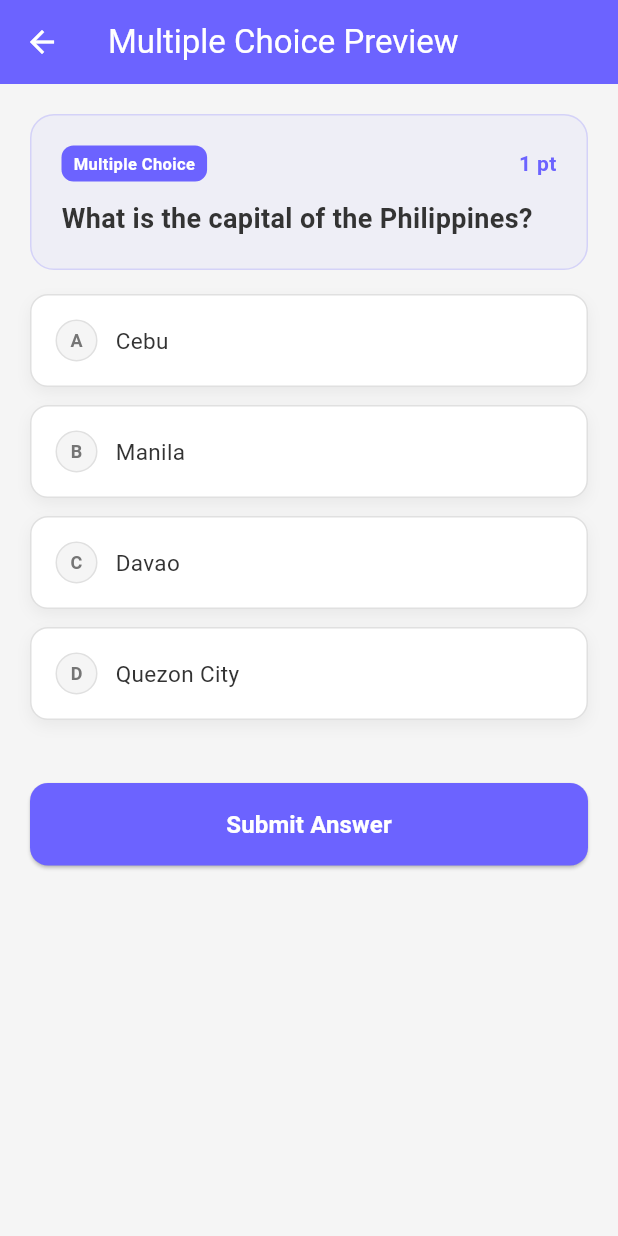
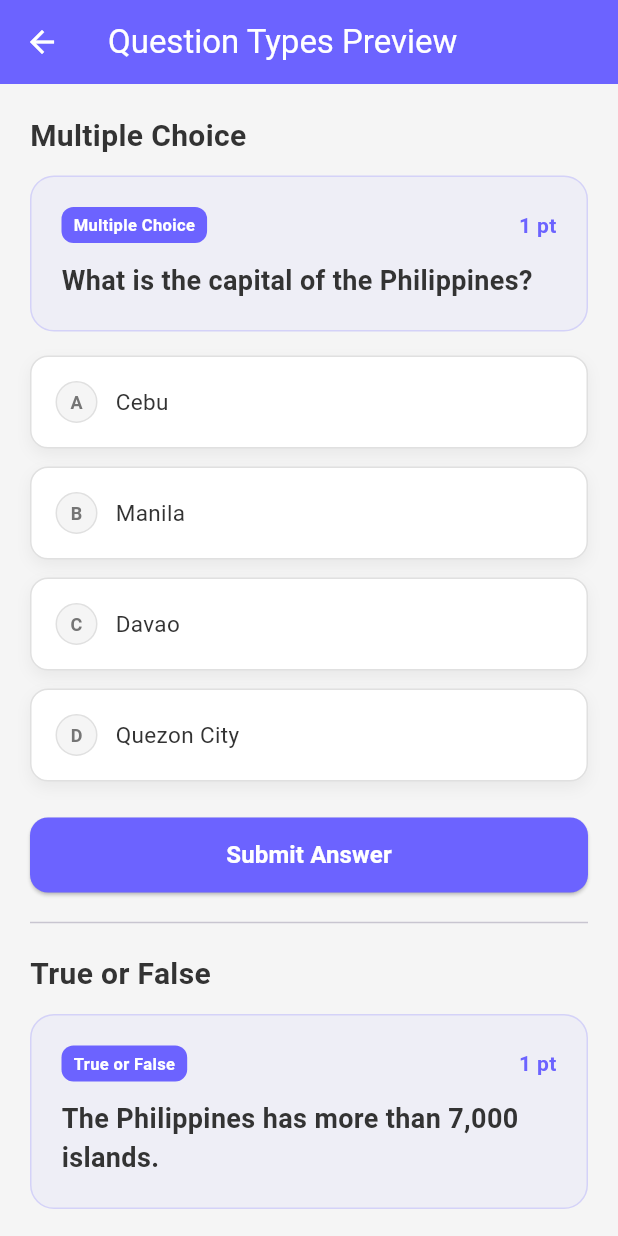
Before and after one commit to kiesike/Quizzard-Deployment-incomplete, a Flutter app: the QuestionPreviewScreen screen opened by its route, on a phone screen of 412 x 824 dp. Run offline on Flutter 3.47's test engine with Material 3 defaults, Android fonts, the phone set to English and light mode, and no system bars; our stand-ins replace shared_preferences; accounts and stored records are empty.

Commit message:
QZ-8: True or False Question Type

```diff
--- a/frontend/lib/screens/question_preview_screen.dart
+++ b/frontend/lib/screens/question_preview_screen.dart
@@ -1,6 +1,8 @@
 import 'package:flutter/material.dart';
 import '../widgets/multiple_choice_widget.dart';
 import '../widgets/multiple_choice_result_widget.dart';
+import '../widgets/true_false_widget.dart';
+import '../widgets/true_false_result_widget.dart';
 
 class QuestionPreviewScreen extends StatefulWidget {
   const QuestionPreviewScreen({super.key});
@@ -10,11 +12,12 @@ class QuestionPreviewScreen extends StatefulWidget {
 }
 
 class _QuestionPreviewScreenState extends State<QuestionPreviewScreen> {
-  int? _selectedAnswerId;
-  bool _submitted = false;
+  int? _mcSelectedId;
+  int? _tfSelectedId;
+  bool _mcSubmitted = false;
+  bool _tfSubmitted = false;
 
-  // Sample question data matching our API response
-  final Map<String, dynamic> _sampleQuestion = {
+  final Map<String, dynamic> _mcQuestion = {
     'id': 1,
     'question_text': 'What is the capital of the Philippines?',
     'question_type': 'multiple_choice',
@@ -27,77 +30,157 @@ class _QuestionPreviewScreenState extends State<QuestionPreviewScreen> {
     ],
   };
 
+  final Map<String, dynamic> _tfQuestion = {
+    'id': 2,
+    'question_text': 'The Philippines has more than 7,000 islands.',
+    'question_type': 'true_false',
+    'points': 1,
+    'answer_options': [
+      {'id': 5, 'option_text': 'True', 'is_correct': true, 'order': 1},
+      {'id': 6, 'option_text': 'False', 'is_correct': false, 'order': 2},
+    ],
+  };
+
   @override
   Widget build(BuildContext context) {
     return Scaffold(
       backgroundColor: const Color(0xFFF5F5F5),
       appBar: AppBar(
-        title: const Text('Multiple Choice Preview'),
+        title: const Text('Question Types Preview'),
         backgroundColor: const Color(0xFF6C63FF),
         foregroundColor: Colors.white,
       ),
       body: SingleChildScrollView(
         padding: const EdgeInsets.all(20),
         child: Column(
+          crossAxisAlignment: CrossAxisAlignment.start,
           children: [
-            // Show question or result based on submission
-            _submitted
+            // ── Multiple Choice Section ──
+            const Text(
+              'Multiple Choice',
+              style: TextStyle(
+                fontSize: 20,
+                fontWeight: FontWeight.bold,
+                color: Color(0xFF333333),
+              ),
+            ),
+            const SizedBox(height: 12),
+            _mcSubmitted
                 ? MultipleChoiceResultWidget(
-                    question: _sampleQuestion,
-                    selectedAnswerId: _selectedAnswerId,
+                    question: _mcQuestion,
+                    selectedAnswerId: _mcSelectedId,
                   )
                 : MultipleChoiceWidget(
-                    question: _sampleQuestion,
-                    selectedAnswerId: _selectedAnswerId,
-                    onAnswerSelected: (id) {
-                      setState(() => _selectedAnswerId = id);
-                    },
+                    question: _mcQuestion,
+                    selectedAnswerId: _mcSelectedId,
+                    onAnswerSelected: (id) =>
+                        setState(() => _mcSelectedId = id),
                   ),
-
-            const SizedBox(height: 30),
-
-            // Submit / Reset button
+            const SizedBox(height: 12),
             SizedBox(
               width: double.infinity,
-              height: 55,
+              height: 50,
               child: ElevatedButton(
                 onPressed: () {
-                  if (_submitted) {
+                  if (_mcSubmitted) {
                     setState(() {
-                      _submitted = false;
-                      _selectedAnswerId = null;
+                      _mcSubmitted = false;
+                      _mcSelectedId = null;
                     });
                   } else {
-                    if (_selectedAnswerId == null) {
+                    if (_mcSelectedId == null) {
                       ScaffoldMessenger.of(context).showSnackBar(
                         const SnackBar(
-                          content: Text('Please select an answer first!'),
+                          content: Text('Please select an answer!'),
                           backgroundColor: Colors.orange,
                         ),
                       );
                       return;
                     }
-                    setState(() => _submitted = true);
+                    setState(() => _mcSubmitted = true);
                   }
                 },
                 style: ElevatedButton.styleFrom(
-                  backgroundColor: _submitted
+                  backgroundColor: _mcSubmitted
                       ? Colors.grey
                       : const Color(0xFF6C63FF),
                   shape: RoundedRectangleBorder(
-                    borderRadius: BorderRadius.circular(12),
-                  ),
+                      borderRadius: BorderRadius.circular(12)),
                 ),
                 child: Text(
-                  _submitted ? 'Try Again' : 'Submit Answer',
+                  _mcSubmitted ? 'Try Again' : 'Submit Answer',
                   style: const TextStyle(
-                    color: Colors.white,
-                    fontSize: 16,
-                    fontWeight: FontWeight.bold,
-                  ),
+                      color: Colors.white,
+                      fontSize: 16,
+                      fontWeight: FontWeight.bold),
                 ),
               ),
             ),
+
+            const Divider(height: 40),
+
+            // ── True or False Section ──
+            const Text(
+              'True or False',
+              style: TextStyle(
+                fontSize: 20,
+                fontWeight: FontWeight.bold,
+                color: Color(0xFF333333),
+              ),
+            ),
+            const SizedBox(height: 12),
+            _tfSubmitted
+                ? TrueFalseResultWidget(
+                    question: _tfQuestion,
+                    selectedAnswerId: _tfSelectedId,
+                  )
+                : TrueFalseWidget(
+                    question: _tfQuestion,
+                    selectedAnswerId: _tfSelectedId,
+                    onAnswerSelected: (id) =>
+                        setState(() => _tfSelectedId = id),
+                  ),
+            const SizedBox(height: 12),
+            SizedBox(
+              width: double.infinity,
+              height: 50,
+              child: ElevatedButton(
+                onPressed: () {
+                  if (_tfSubmitted) {
+                    setState(() {
+                      _tfSubmitted = false;
+                      _tfSelectedId = null;
+                    });
+                  } else {
+                    if (_tfSelectedId == null) {
+                      ScaffoldMessenger.of(context).showSnackBar(
+                        const SnackBar(
+                          content: Text('Please select an answer!'),
+                          backgroundColor: Colors.orange,
+                        ),
+                      );
+                      return;
+                    }
+                    setState(() => _tfSubmitted = true);
+                  }
+                },
+                style: ElevatedButton.styleFrom(
+                  backgroundColor: _tfSubmitted
+                      ? Colors.grey
+                      : const Color(0xFF6C63FF),
+                  shape: RoundedRectangleBorder(
+                      borderRadius: BorderRadius.circular(12)),
+                ),
+                child: Text(
+                  _tfSubmitted ? 'Try Again' : 'Submit Answer',
+                  style: const TextStyle(
+                      color: Colors.white,
+                      fontSize: 16,
+                      fontWeight: FontWeight.bold),
+                ),
+              ),
+            ),
+            const SizedBox(height: 20),
           ],
         ),
       ),
--- /dev/null
+++ b/frontend/lib/widgets/true_false_widget.dart
@@ -0,0 +1,155 @@
+import 'package:flutter/material.dart';
+
+class TrueFalseWidget extends StatefulWidget {
+  final Map<String, dynamic> question;
+  final Function(int?) onAnswerSelected;
+  final int? selectedAnswerId;
+
+  const TrueFalseWidget({
+    super.key,
+    required this.question,
+    required this.onAnswerSelected,
+    this.selectedAnswerId,
+  });
+
+  @override
+  State<TrueFalseWidget> createState() => _TrueFalseWidgetState();
+}
+
+class _TrueFalseWidgetState extends State<TrueFalseWidget> {
+  int? _selectedOptionId;
+
+  @override
+  void initState() {
+    super.initState();
+    _selectedOptionId = widget.selectedAnswerId;
+  }
+
+  @override
+  Widget build(BuildContext context) {
+    final options = widget.question['answer_options'] as List;
+
+    return Column(
+      crossAxisAlignment: CrossAxisAlignment.start,
+      children: [
+        // Question text
+        Container(
+          width: double.infinity,
+          padding: const EdgeInsets.all(20),
+          decoration: BoxDecoration(
+            color: const Color(0xFF6C63FF).withOpacity(0.05),
+            borderRadius: BorderRadius.circular(16),
+            border: Border.all(
+              color: const Color(0xFF6C63FF).withOpacity(0.2),
+            ),
+          ),
+          child: Column(
+            crossAxisAlignment: CrossAxisAlignment.start,
+            children: [
+              Row(
+                children: [
+                  Container(
+                    padding: const EdgeInsets.symmetric(
+                        horizontal: 8, vertical: 4),
+                    decoration: BoxDecoration(
+                      color: const Color(0xFF6C63FF),
+                      borderRadius: BorderRadius.circular(8),
+                    ),
+                    child: const Text(
+                      'True or False',
+                      style: TextStyle(
+                        color: Colors.white,
+                        fontSize: 11,
+                        fontWeight: FontWeight.bold,
+                      ),
+                    ),
+                  ),
+                  const Spacer(),
+                  Text(
+                    '${widget.question['points']} pt${widget.question['points'] > 1 ? 's' : ''}',
+                    style: const TextStyle(
+                      color: Color(0xFF6C63FF),
+                      fontWeight: FontWeight.bold,
+                    ),
+                  ),
+                ],
+              ),
+              const SizedBox(height: 12),
+              Text(
+                widget.question['question_text'],
+                style: const TextStyle(
+                  fontSize: 18,
+                  fontWeight: FontWeight.bold,
+                  color: Color(0xFF333333),
+                ),
+              ),
+            ],
+          ),
+        ),
+        const SizedBox(height: 24),
+
+        // True and False buttons - side by side
+        Row(
+          children: options.map((option) {
+            final isTrue = option['option_text'] == 'True';
+            final isSelected = _selectedOptionId == option['id'];
+            final color = isTrue ? Colors.green : Colors.red;
+
+            return Expanded(
+              child: GestureDetector(
+                onTap: () {
+                  setState(() => _selectedOptionId = option['id']);
+                  widget.onAnswerSelected(option['id']);
+                },
+                child: AnimatedContainer(
+                  duration: const Duration(milliseconds: 200),
+                  margin: EdgeInsets.only(
+                    right: isTrue ? 8 : 0,
+                    left: isTrue ? 0 : 8,
+                  ),
+                  padding: const EdgeInsets.symmetric(vertical: 30),
+                  decoration: BoxDecoration(
+                    color: isSelected ? color : Colors.white,
+                    borderRadius: BorderRadius.circular(16),
+                    border: Border.all(
+                      color: isSelected ? color : Colors.grey.shade300,
+                      width: isSelected ? 2 : 1,
+                    ),
+                    boxShadow: [
+                      BoxShadow(
+                        color: isSelected
+                            ? color.withOpacity(0.3)
+                            : Colors.black.withOpacity(0.05),
+                        blurRadius: 8,
+                        offset: const Offset(0, 4),
+                      ),
+                    ],
+                  ),
+                  child: Column(
+                    mainAxisAlignment: MainAxisAlignment.center,
+                    children: [
+                      Icon(
+                        isTrue ? Icons.check_circle : Icons.cancel,
+                        color: isSelected ? Colors.white : color,
+                        size: 48,
+                      ),
+                      const SizedBox(height: 12),
+                      Text(
+                        option['option_text'],
+                        style: TextStyle(
+                          color: isSelected ? Colors.white : color,
+                          fontSize: 22,
+                          fontWeight: FontWeight.bold,
+                        ),
+                      ),
+                    ],
+                  ),
+                ),
+              ),
+            );
+          }).toList(),
+        ),
+      ],
+    );
+  }
+}
```
Also changed, not shown: frontend/lib/widgets/true_false_result_widget.dart (added, +191 -0 lines), 2 other files.
